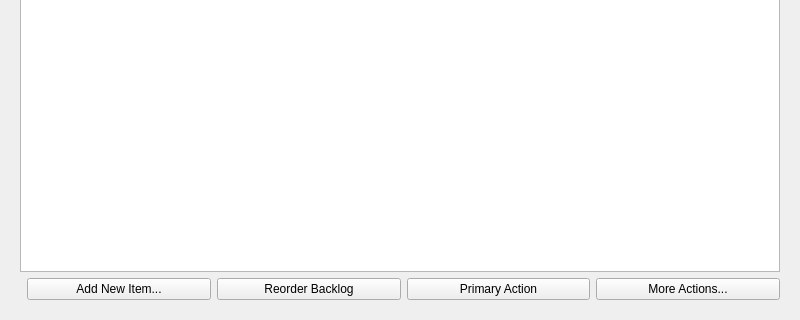
Old version of the form gui/cr_management_page.ui in the repository mariolewis/asdf_factory; both pictures show x 0 to 800 and y 280 to 600 of the 800 by 600 pixel window.
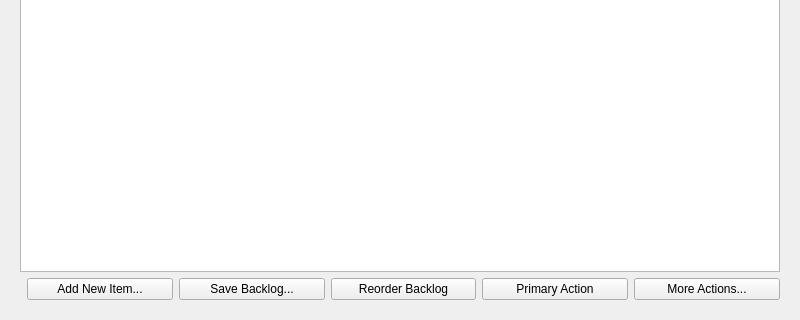
New version of the form.

What changed in the file:
```diff
--- a/gui/cr_management_page.ui
+++ b/gui/cr_management_page.ui
@@ -89,6 +89,13 @@
            </property>
           </widget>
          </item>
+         <item>
+          <widget class="QPushButton" name="saveBacklogButton">
+           <property name="text">
+            <string>Save Backlog...</string>
+           </property>
+          </widget>
+         </item>
          <item>
           <widget class="QPushButton" name="reorderButton">
            <property name="text">
```
